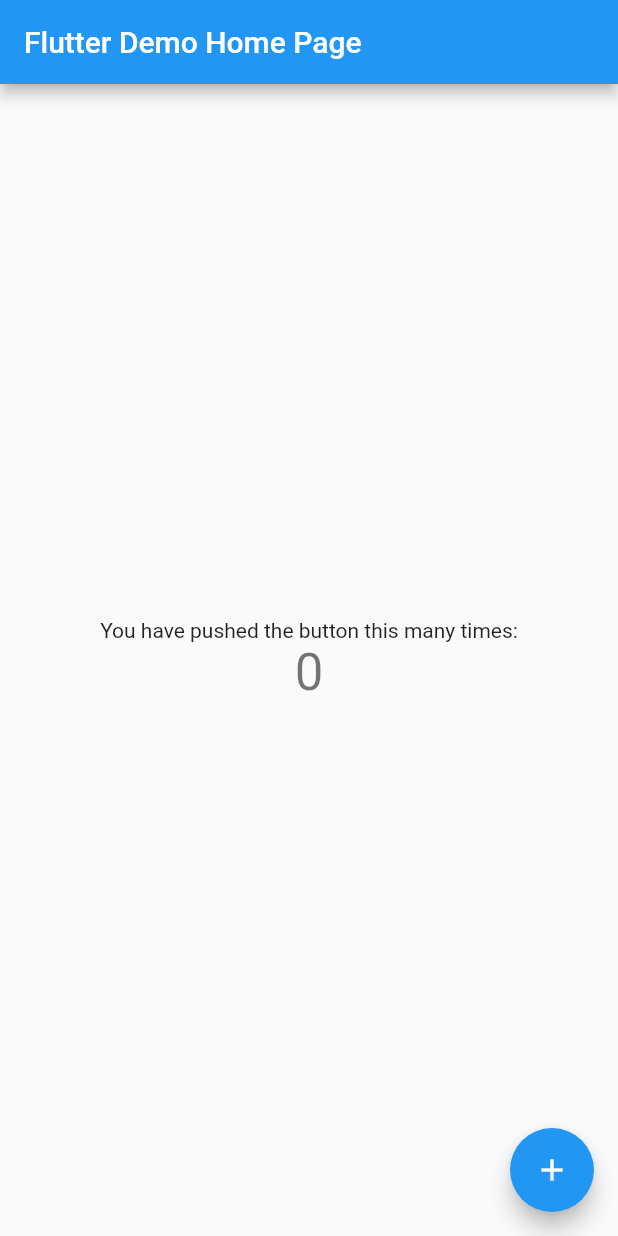
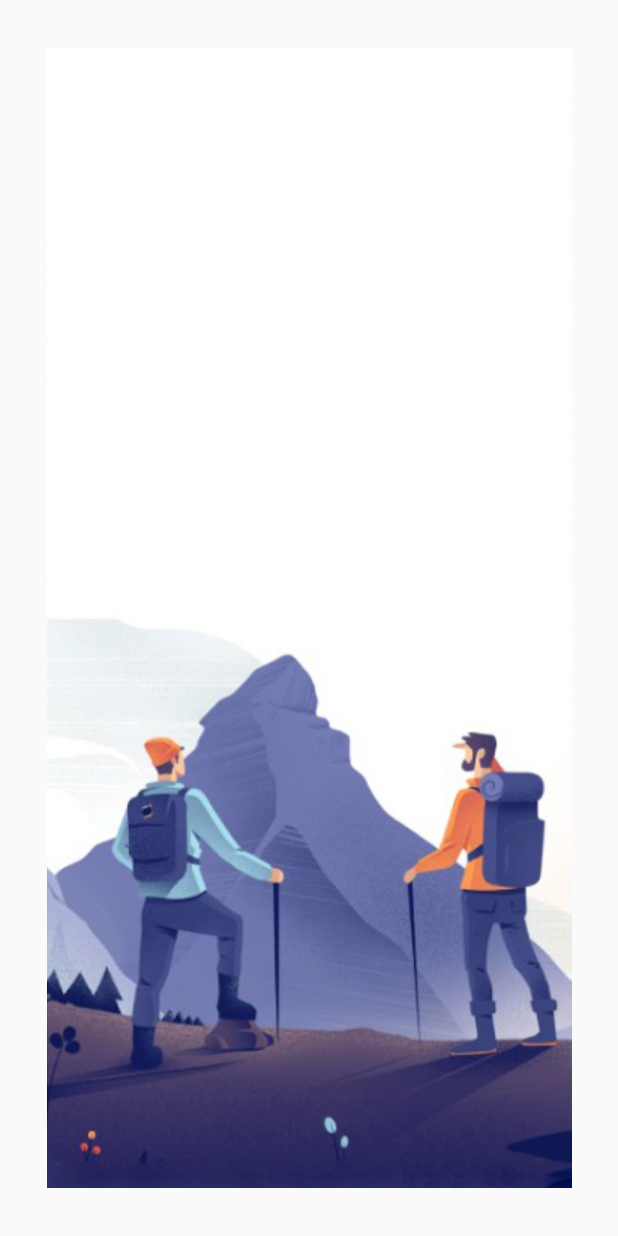
Before and after one commit to EddiesCode/flutter-travel-app, a Flutter app: the screen it shows after launch, on a phone screen of 412 x 824 dp. Run offline on Flutter 3.47's test engine with Material 2 defaults, Android fonts, the phone set to English and light mode, and no system bars.

Commit message:
added welcome_page and designed first ui with images as background

```diff
--- a/lib/main.dart
+++ b/lib/main.dart
@@ -1,4 +1,5 @@
 import 'package:flutter/material.dart';
+import 'package:travel_app/pages/welcome_page.dart';
 
 void main() {
   runApp(const MyApp());
@@ -13,103 +14,9 @@ class MyApp extends StatelessWidget {
     return MaterialApp(
       title: 'Flutter Demo',
       theme: ThemeData(
-        // This is the theme of your application.
-        //
-        // Try running your application with "flutter run". You'll see the
-        // application has a blue toolbar. Then, without quitting the app, try
-        // changing the primarySwatch below to Colors.green and then invoke
-        // "hot reload" (press "r" in the console where you ran "flutter run",
-        // or simply save your changes to "hot reload" in a Flutter IDE).
-        // Notice that the counter didn't reset back to zero; the application
-        // is not restarted.
         primarySwatch: Colors.blue,
       ),
-      home: const MyHomePage(title: 'Flutter Demo Home Page'),
+      home: const WelcomePage(),
     );
   }
 }
-
-class MyHomePage extends StatefulWidget {
-  const MyHomePage({super.key, required this.title});
-
-  // This widget is the home page of your application. It is stateful, meaning
-  // that it has a State object (defined below) that contains fields that affect
-  // how it looks.
-
-  // This class is the configuration for the state. It holds the values (in this
-  // case the title) provided by the parent (in this case the App widget) and
-  // used by the build method of the State. Fields in a Widget subclass are
-  // always marked "final".
-
-  final String title;
-
-  @override
-  State<MyHomePage> createState() => _MyHomePageState();
-}
-
-class _MyHomePageState extends State<MyHomePage> {
-  int _counter = 0;
-
-  void _incrementCounter() {
-    setState(() {
-      // This call to setState tells the Flutter framework that something has
-      // changed in this State, which causes it to rerun the build method below
-      // so that the display can reflect the updated values. If we changed
-      // _counter without calling setState(), then the build method would not be
-      // called again, and so nothing would appear to happen.
-      _counter++;
-    });
-  }
-
-  @override
-  Widget build(BuildContext context) {
-    // This method is rerun every time setState is called, for instance as done
-    // by the _incrementCounter method above.
-    //
-    // The Flutter framework has been optimized to make rerunning build methods
-    // fast, so that you can just rebuild anything that needs updating rather
-    // than having to individually change instances of widgets.
-    return Scaffold(
-      appBar: AppBar(
-        // Here we take the value from the MyHomePage object that was created by
-        // the App.build method, and use it to set our appbar title.
-        title: Text(widget.title),
-      ),
-      body: Center(
-        // Center is a layout widget. It takes a single child and positions it
-        // in the middle of the parent.
-        child: Column(
-          // Column is also a layout widget. It takes a list of children and
-          // arranges them vertically. By default, it sizes itself to fit its
-          // children horizontally, and tries to be as tall as its parent.
-          //
-          // Invoke "debug painting" (press "p" in the console, choose the
-          // "Toggle Debug Paint" action from the Flutter Inspector in Android
-          // Studio, or the "Toggle Debug Paint" command in Visual Studio Code)
-          // to see the wireframe for each widget.
-          //
-          // Column has various properties to control how it sizes itself and
-          // how it positions its children. Here we use mainAxisAlignment to
-          // center the children vertically; the main axis here is the vertical
-          // axis because Columns are vertical (the cross axis would be
-          // horizontal).
-          mainAxisAlignment: MainAxisAlignment.center,
-          children: <Widget>[
-            const Text(
-              'You have pushed the button this many times:',
-            ),
-            Text(
-              '$_counter',
-              style: Theme.of(context).textTheme.headlineMedium,
-            ),
-          ],
-        ),
-      ),
-      floatingActionButton: FloatingActionButton(
-        onPressed: _incrementCounter,
-        tooltip: 'Increment',
-        child: const Icon(Icons.add),
-      ), // This trailing comma makes auto-formatting nicer for build methods.
-    );
-  }
-}
--- /dev/null
+++ b/lib/pages/welcome_page.dart
@@ -0,0 +1,34 @@
+import 'package:flutter/material.dart';
+
+class WelcomePage extends StatefulWidget {
+  const WelcomePage({super.key});
+
+  @override
+  State<WelcomePage> createState() => _WelcomePageState();
+}
+
+class _WelcomePageState extends State<WelcomePage> {
+  Set<String> images = {
+    "welcome-one.png",
+    "welcome-two.png",
+    "welcome-three.png"
+  };
+
+  @override
+  Widget build(BuildContext context) {
+    return Scaffold(
+        body: PageView.builder(
+      scrollDirection: Axis.vertical,
+      itemCount: images.length,
+      itemBuilder: (context, index) {
+        return Container(
+          width: double.infinity,
+          height: double.infinity,
+          decoration: BoxDecoration(
+              image: DecorationImage(
+                  image: AssetImage("images/${images.elementAt(index)}"))),
+        );
+      },
+    ));
+  }
+}
```
Also changed, not shown: pubspec.yaml (+4 -5 lines).
